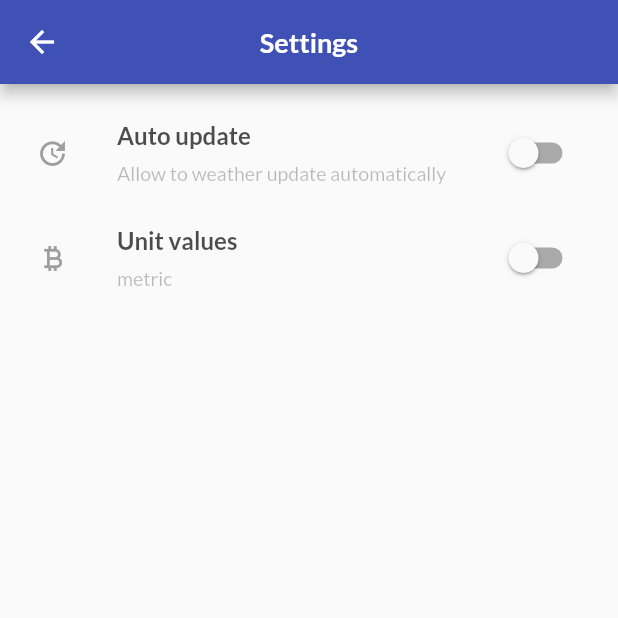
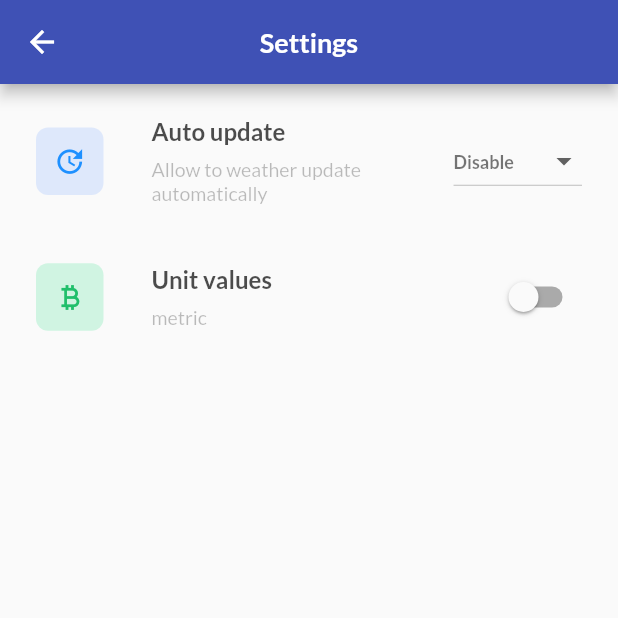
Before and after one commit to avrpic8/Flutter-WeatherApp, a Flutter app: the SettingsView screen opened by its route, on a phone screen of 412 x 824 dp, the top half of it. Run offline on Flutter 3.47's test engine with Material 2 defaults, Android fonts, the light colour scheme and no system bars; our stand-ins replace connectivity, dio, flutter_svg, geolocator, get, google_fonts and 1 more; accounts and stored records are empty.

Commit message:
working on settings page

```diff
--- a/lib/app/core/constants.dart
+++ b/lib/app/core/constants.dart
@@ -12,6 +12,19 @@ const int wifiInternet = 1;
 const int noneInternet = 0;
 const int mobileInternet = 2;
 
+/// Auto update time
+const int disable = 0;
+const int oneHour = 1;
+const int threeHour = 3;
+const int fiveHour = 5;
+
+const Map<String, int> autoUpdate = {
+  'Disable': disable,
+  'One Hour': oneHour,
+  'Three Hour': threeHour,
+  'Five Hour': fiveHour
+};
+
 /// Base url for api call
 const String baseUrlOneCall = 'https://api.openweathermap.org/data/2.5';
 const String baseUrlGeoCoding = 'http://api.openweathermap.org/geo/1.0';
--- a/lib/app/core/keys.dart
+++ b/lib/app/core/keys.dart
@@ -1,2 +1,3 @@
 const String apiKey = 'acd3d42ec0b21dd58b06943f55eeaed8';
-const String dbKey = 'weatherDb';
+const String dbWeatherKey = 'weatherDb';
+const String dbSettingsKey = 'SettingsDb';
--- /dev/null
+++ b/lib/app/data/models/app_settings.dart
@@ -0,0 +1,14 @@
+import 'package:flutter_weather/app/core/constants.dart';
+import 'package:hive_flutter/hive_flutter.dart';
+part 'app_settings.g.dart';
+
+@HiveType(typeId: 8)
+class AppSettings extends HiveObject {
+  @HiveField(0)
+  bool unit;
+
+  @HiveField(1)
+  int autoUpdateTime;
+
+  AppSettings({this.unit = false, this.autoUpdateTime = disable});
+}
--- a/lib/app/modules/home/widgets/current_temp.dart
+++ b/lib/app/modules/home/widgets/current_temp.dart
@@ -25,7 +25,7 @@ class CurrentTemp extends StatelessWidget {
       children: [
         Obx(
           () => Text(
-            settingCtr.unitFlag.value
+            settingCtr.unitFlag
                 ? '${currentTemp!.kelvinToFahrenheit()}\u2109'
                 : '${currentTemp!.kelvinToCelsius()}\u2103',
             style: tempCurrentWeather,
--- a/lib/app/modules/home/widgets/current_wph.dart
+++ b/lib/app/modules/home/widgets/current_wph.dart
@@ -37,7 +37,7 @@ class CurrentWhp extends StatelessWidget {
                     children: [
                       Obx(
                         () => Text(
-                          settingCtr.unitFlag.value
+                          settingCtr.unitFlag
                               ? data.current!.windSpeed!.toMilesPerHour()
                               : data.current!.windSpeed!.toStringAsFixed(1),
                           style: wphCurrentWeather.copyWith(
@@ -48,8 +48,7 @@ class CurrentWhp extends StatelessWidget {
                         width: 8,
                       ),
                       Obx(
-                        () => Text(
-                            settingCtr.unitFlag.value ? 'miles/hour' : 'm/sec',
+                        () => Text(settingCtr.unitFlag ? 'miles/hour' : 'm/sec',
                             style: wphCurrentWeather),
                       ),
                     ],
--- a/lib/app/modules/settings/controllers/settings_controller.dart
+++ b/lib/app/modules/settings/controllers/settings_controller.dart
@@ -1,23 +1,42 @@
+import 'package:flutter_weather/app/core/constants.dart';
+import 'package:flutter_weather/app/data/models/app_settings.dart';
+import 'package:flutter_weather/app/data/service/repository_imp.dart';
 import 'package:get/get.dart';
 
 class SettingsController extends GetxController {
   final RxBool _unitFlag = false.obs;
-  final RxBool _autoUpdateFlag = false.obs;
+  final RxInt _autoUpdateTime = disable.obs;
+  late AppSettings? settings;
+
+  final RepositoryImp repository;
+
+  SettingsController({required this.repository});
 
   @override
   void onInit() {
     super.onInit();
+    fillSettingsParameters();
   }
 
-  RxBool get unitFlag => _unitFlag;
+  bool get unitFlag => _unitFlag.value;
 
-  RxBool get autoUpdateFlag => _autoUpdateFlag;
+  int get autoUpdateTime => _autoUpdateTime.value;
 
-  void setUnitFlag(bool value) {
-    _unitFlag.value = value;
+  void setUnitFlag(bool newValue) {
+    _unitFlag.value = newValue;
+    settings?.unit = newValue;
+    repository.writeSetting(settings!);
   }
 
-  void setautoUpdateFlag(bool value) {
-    _autoUpdateFlag.value = value;
+  void setAutoUpdateTime(int newValue) {
+    _autoUpdateTime.value = newValue;
+    settings?.autoUpdateTime = newValue;
+    repository.writeSetting(settings!);
+  }
+
+  void fillSettingsParameters() async {
+    settings = await repository.readSetting();
+    _unitFlag.value = settings!.unit;
+    _autoUpdateTime.value = settings!.autoUpdateTime;
   }
 }
--- a/lib/app/modules/settings/widgets/list_of_settings.dart
+++ b/lib/app/modules/settings/widgets/list_of_settings.dart
@@ -1,5 +1,7 @@
 import 'package:flutter/material.dart';
+import 'package:flutter_weather/app/core/constants.dart';
 import 'package:flutter_weather/app/core/theme.dart';
+import 'package:flutter_weather/app/core/util.dart';
 import 'package:flutter_weather/app/modules/settings/controllers/settings_controller.dart';
 import 'package:flutter_weather/app/modules/settings/widgets/single_row_setting.dart';
 import 'package:get/get.dart';
@@ -19,7 +21,9 @@ class ListOfSettings extends StatelessWidget {
       padding: EdgeInsets.fromLTRB(8, 16, 8, 0),
       children: [
         SingleRowSetting(
-          icons: Icons.update,
+          backgroundIconColor: HexColor.fromHex('#70a1ff'),
+          icon: Icons.update,
+          iconColor: HexColor.fromHex('#1e90ff'),
           titleSetting: 'Auto update',
           subtitle: Text(
             'Allow to weather update automatically',
@@ -29,21 +33,40 @@ class ListOfSettings extends StatelessWidget {
             ),
           ),
           switchWidget: Obx(
-            () => Switch(
-              value: controller.autoUpdateFlag.value,
-              onChanged: (newValue) {
-                controller.setautoUpdateFlag(newValue);
+            () => DropdownButton(
+              value: controller.autoUpdateTime,
+              items: autoUpdate.entries
+                  .map(
+                    (e) => DropdownMenuItem(
+                        child: Text(
+                          e.key,
+                          style: normalTextTheme.copyWith(
+                            color: Colors.black54,
+                            fontWeight: FontWeight.bold,
+                            fontSize: 12,
+                          ),
+                        ),
+                        value: e.value),
+                  )
+                  .toList(),
+              onChanged: (int? newValue) {
+                controller.setAutoUpdateTime(newValue!);
               },
             ),
           ),
           showDivider: false,
         ),
+        SizedBox(
+          height: 15,
+        ),
         SingleRowSetting(
-          icons: Icons.currency_bitcoin_outlined,
+          backgroundIconColor: HexColor.fromHex('#26de81'),
+          icon: Icons.currency_bitcoin_outlined,
+          iconColor: HexColor.fromHex('#20bf6b'),
           titleSetting: 'Unit values',
           subtitle: Obx(
             () => Text(
-              controller.unitFlag.value ? 'imperial' : 'metric',
+              controller.unitFlag ? 'imperial' : 'metric',
               style: normalTextTheme.copyWith(
                 fontSize: 13,
                 color: Colors.black26,
@@ -52,7 +75,7 @@ class ListOfSettings extends StatelessWidget {
           ),
           switchWidget: Obx(
             () => Switch(
-              value: controller.unitFlag.value,
+              value: controller.unitFlag,
               onChanged: (newValue) {
                 controller.setUnitFlag(newValue);
               },
--- a/lib/app/modules/settings/widgets/single_row_setting.dart
+++ b/lib/app/modules/settings/widgets/single_row_setting.dart
@@ -2,7 +2,9 @@ import 'package:flutter/material.dart';
 import 'package:flutter_weather/app/core/theme.dart';
 
 class SingleRowSetting extends StatelessWidget {
-  final IconData icons;
+  final Color backgroundIconColor;
+  final IconData icon;
+  final Color iconColor;
   final String titleSetting;
   final Widget subtitle;
   final Widget switchWidget;
@@ -10,7 +12,9 @@ class SingleRowSetting extends StatelessWidget {
 
   SingleRowSetting({
     Key? key,
-    required this.icons,
+    this.backgroundIconColor = Colors.black12,
+    required this.icon,
+    this.iconColor = Colors.grey,
     required this.titleSetting,
     required this.subtitle,
     required this.switchWidget,
@@ -28,10 +32,18 @@ class SingleRowSetting extends StatelessWidget {
           children: [
             Row(
               children: [
-                Icon(
-                  icons,
-                  size: 22,
-                  color: Colors.grey,
+                Container(
+                  width: 45,
+                  height: 45,
+                  decoration: BoxDecoration(
+                    color: backgroundIconColor.withOpacity(0.2),
+                    borderRadius: BorderRadius.circular(8),
+                  ),
+                  child: Icon(
+                    icon,
+                    size: 22,
+                    color: iconColor,
+                  ),
                 ),
                 SizedBox(
                   width: 32,
--- a/lib/main.dart
+++ b/lib/main.dart
@@ -4,6 +4,7 @@ import 'package:flutter/material.dart';
 import 'package:flutter/services.dart';
 import 'package:flutter_weather/app/core/keys.dart';
 import 'package:flutter_weather/app/core/theme.dart';
+import 'package:flutter_weather/app/data/models/app_settings.dart';
 import 'package:flutter_weather/app/data/models/main_weather.dart';
 import 'package:flutter_weather/app/data/models/oneCall/alert.dart';
 import 'package:flutter_weather/app/data/models/oneCall/current.dart';
@@ -56,8 +57,10 @@ Future<void> initHive() async {
   Hive.registerAdapter(WeatherAdapter());
   Hive.registerAdapter(DailyAdapter());
   Hive.registerAdapter(AlertAdapter());
+  Hive.registerAdapter(AppSettingsAdapter());
 
-  await Hive.openBox<MainWeather>(dbKey);
+  await Hive.openBox<MainWeather>(dbWeatherKey);
+  await Hive.openBox<AppSettings>(dbSettingsKey);
 }
 
 class MyHttpOverrides extends HttpOverrides {
```
Also changed, not shown: lib/app/data/service/local_service.dart (+21 -5 lines), lib/app/data/service/repository.dart (+7 -0 lines), lib/app/data/service/repository_imp.dart (+15 -0 lines), lib/app/modules/connection/connection_binding.dart (+17 -1 lines), lib/app/modules/home/bindings/home_binding.dart (+1 -10 lines), lib/app/data/models/app_settings.g.dart (added).
